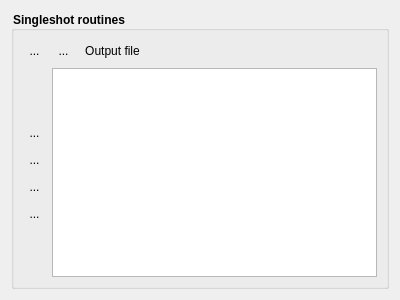
Qt form routinebox.ui (labscript-suite/lyse) before a commit.
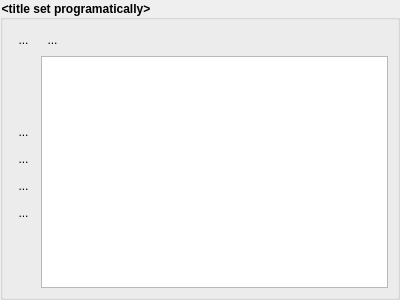
The same form after that commit. Icons and pictures are not drawn.

Commit message: Qt: More appropriate layout settings now we have routineboxes in there.

```diff
--- a/routinebox.ui
+++ b/routinebox.ui
@@ -84,10 +84,16 @@
 }</string>
   </property>
   <layout class="QVBoxLayout" name="verticalLayout_4">
+   <property name="spacing">
+    <number>0</number>
+   </property>
+   <property name="margin">
+    <number>0</number>
+   </property>
    <item>
     <widget class="QGroupBox" name="groupBox">
      <property name="title">
-      <string>Singleshot routines</string>
+      <string>&lt;title set programatically&gt;</string>
      </property>
      <property name="flat">
       <bool>false</bool>
@@ -128,20 +134,6 @@
             </property>
            </widget>
           </item>
-          <item>
-           <widget class="QPushButton" name="pushButton_edit_columns">
-            <property name="toolTip">
-             <string>Edit which columns are displayed</string>
-            </property>
-            <property name="text">
-             <string>Output file</string>
-            </property>
-            <property name="icon">
-             <iconset resource="../../Anaconda/Lib/site-packages/qtutils/icons/icons.qrc">
-              <normaloff>:/qtutils/fugue/table--pencil.png</normaloff>:/qtutils/fugue/table--pencil.png</iconset>
-            </property>
-           </widget>
-          </item>
           <item>
            <spacer name="horizontalSpacer_2">
             <property name="orientation">
```
Left out of the diff: 8 changed lines with no effect on the pictures. The commit also changes 3 other files.
